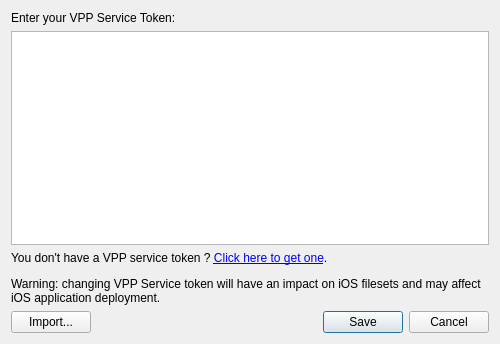
The window that FWAdminLib/vppv2/VPPServiceTokenDlg.ui (fw-dev/translations) describes before a commit, drawn with Qt 5.
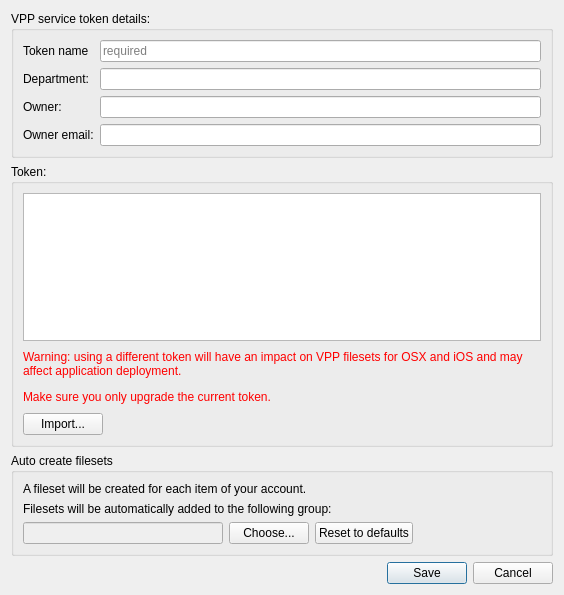
The same window after the commit. Custom widgets are drawn as their Qt base class.

What changed in the file:
```diff
--- a/FWAdminLib/vppv2/VPPServiceTokenDlg.ui
+++ b/FWAdminLib/vppv2/VPPServiceTokenDlg.ui
@@ -6,45 +6,248 @@
    <rect>
     <x>0</x>
     <y>0</y>
-    <width>500</width>
-    <height>344</height>
+    <width>564</width>
+    <height>595</height>
    </rect>
   </property>
-  <property name="sizePolicy">
-   <sizepolicy hsizetype="Fixed" vsizetype="Fixed">
-    <horstretch>0</horstretch>
-    <verstretch>0</verstretch>
-   </sizepolicy>
-  </property>
-  <property name="minimumSize">
-   <size>
-    <width>500</width>
-    <height>0</height>
-   </size>
-  </property>
   <property name="windowTitle">
    <string>VPP Service Token</string>
   </property>
-  <layout class="QVBoxLayout" name="verticalLayout_2">
-   <item>
-    <widget class="QLabel" name="label">
-     <property name="text">
-      <string>Enter your VPP Service Token:</string>
-     </property>
-    </widget>
-   </item>
+  <layout class="QVBoxLayout" name="verticalLayout_5">
    <item>
     <widget class="QStackedWidget" name="stack">
      <property name="currentIndex">
       <number>0</number>
      </property>
-     <widget class="QWidget" name="pageToken">
-      <layout class="QGridLayout" name="gridLayout_4">
-       <property name="margin">
+     <widget class="QWidget" name="pageDetails">
+      <layout class="QVBoxLayout" name="verticalLayout_4">
+       <property name="leftMargin">
         <number>0</number>
        </property>
-       <item row="0" column="0">
-        <widget class="QPlainTextEdit" name="token"/>
+       <property name="topMargin">
+        <number>0</number>
+       </property>
+       <property name="rightMargin">
+        <number>0</number>
+       </property>
+       <property name="bottomMargin">
+        <number>0</number>
+       </property>
+       <item>
+        <widget class="QGroupBox" name="groupBox">
+         <property name="title">
+          <string>VPP service token details:</string>
+         </property>
+         <layout class="QFormLayout" name="formLayout_2">
+          <item row="0" column="0">
+           <widget class="QLabel" name="label_3">
+            <property name="text">
+             <string>Token name</string>
+            </property>
+           </widget>
+          </item>
+          <item row="0" column="1">
+           <widget class="QLineEdit" name="tokenNameLineEdit">
+            <property name="minimumSize">
+             <size>
+              <width>200</width>
+              <height>0</height>
+             </size>
+            </property>
+            <property name="placeholderText">
+             <string>required</string>
+            </property>
+           </widget>
+          </item>
+          <item row="1" column="0">
+           <widget class="QLabel" name="departmentLabel">
+            <property name="text">
+             <string>Department:</string>
+            </property>
+           </widget>
+          </item>
+          <item row="1" column="1">
+           <widget class="QLineEdit" name="departmentLineEdit">
+            <property name="minimumSize">
+             <size>
+              <width>200</width>
+              <height>0</height>
+             </size>
+            </property>
+           </widget>
+          </item>
+          <item row="2" column="0">
+           <widget class="QLabel" name="ownerLabel">
+            <property name="text">
+             <string>Owner:</string>
+            </property>
+           </widget>
+          </item>
+          <item row="2" column="1">
+           <widget class="QLineEdit" name="ownerLineEdit">
+            <property name="minimumSize">
+             <size>
+              <width>200</width>
+              <height>0</height>
+             </size>
+            </property>
+           </widget>
+          </item>
+          <item row="3" column="0">
+           <widget class="QLabel" name="ownerEmailLabel">
+            <property name="text">
+             <string>Owner email:</string>
+            </property>
+           </widget>
+          </item>
+          <item row="3" column="1">
+           <widget class="QLineEdit" name="ownerEmailLineEdit">
+            <property name="minimumSize">
+             <size>
+              <width>200</width>
+              <height>0</height>
+             </size>
+            </property>
+           </widget>
+          </item>
+         </layout>
+         <zorder>ownerEmailLineEdit</zorder>
+         <zorder>tokenNameLineEdit</zorder>
+         <zorder>ownerEmailLabel</zorder>
+         <zorder>departmentLabel</zorder>
+         <zorder>label_3</zorder>
+         <zorder>ownerLabel</zorder>
+         <zorder>ownerLineEdit</zorder>
+         <zorder>departmentLineEdit</zorder>
+        </widget>
+       </item>
+       <item>
+        <widget class="QGroupBox" name="groupBox_2">
+         <property name="title">
+          <string>Token:</string>
+         </property>
+         <layout class="QGridLayout" name="gridLayout">
+          <item row="2" column="0">
+           <widget class="QPushButton" name="importFile">
+            <property name="text">
+             <string>Import...</string>
+            </property>
+           </widget>
+          </item>
+          <item row="2" column="1">
+           <layout class="QHBoxLayout" name="horizontalLayout_3">
+            <property name="leftMargin">
+             <number>0</number>
+            </property>
+            <item>
+             <spacer name="horizontalSpacer_4">
+              <property name="orientation">
+               <enum>Qt::Horizontal</enum>
+              </property>
+              <property name="sizeHint" stdset="0">
+               <size>
+                <width>40</width>
+                <height>20</height>
+               </size>
+              </property>
+             </spacer>
+            </item>
+           </layout>
+          </item>
+          <item row="1" column="0" colspan="2">
+           <widget class="QLabel" name="warningLabel">
+            <property name="minimumSize">
+             <size>
+              <width>0</width>
+              <height>60</height>
+             </size>
+            </property>
+            <property name="text">
+             <string>&lt;html&gt;&lt;head/&gt;&lt;body&gt;&lt;p&gt;&lt;span style=&quot; color:#ff0000;&quot;&gt;Warning: using a different token will have an impact on VPP filesets for OSX and iOS and may affect application deployment.&lt;/span&gt;&lt;/p&gt;&lt;p&gt;&lt;span style=&quot; color:#ff0000;&quot;&gt;Make sure you only upgrade the current token.&lt;/span&gt;&lt;/p&gt;&lt;/body&gt;&lt;/html&gt;</string>
+            </property>
+            <property name="wordWrap">
+             <bool>true</bool>
+            </property>
+           </widget>
+          </item>
+          <item row="0" column="0" colspan="2">
+           <widget class="QPlainTextEdit" name="token"/>
+          </item>
+         </layout>
+        </widget>
+       </item>
+       <item>
+        <widget class="QGroupBox" name="groupBox_3">
+         <property name="title">
+          <string>Auto create filesets</string>
+         </property>
+         <layout class="QVBoxLayout" name="verticalLayout_3">
+          <item>
+           <widget class="QLabel" name="label">
+            <property name="text">
+             <string>A fileset will be created for each item of your account.</string>
+            </property>
+           </widget>
+          </item>
+          <item>
+           <widget class="QLabel" name="label_2">
+            <property name="text">
+             <string>Filesets will be automatically added to the following group:</string>
+            </property>
+           </widget>
+          </item>
+          <item>
+           <layout class="QHBoxLayout" name="horizontalLayout">
+            <item>
+             <widget class="QLineEdit" name="autoFsCreateGroup">
+              <property name="enabled">
+               <bool>false</bool>
+              </property>
+              <property name="sizePolicy">
+               <sizepolicy hsizetype="Preferred" vsizetype="Fixed">
+                <horstretch>0</horstretch>
+                <verstretch>0</verstretch>
+               </sizepolicy>
+              </property>
+              <property name="minimumSize">
+               <size>
+                <width>200</width>
+                <height>0</height>
+               </size>
+              </property>
+             </widget>
+            </item>
+            <item>
+             <widget class="QPushButton" name="changeAutoFsCreateGroup">
+              <property name="text">
+               <string>Choose...</string>
+              </property>
+             </widget>
+            </item>
+            <item>
+             <widget class="QPushButton" name="reset">
+              <property name="text">
+               <string>Reset to defaults</string>
+              </property>
+             </widget>
+            </item>
+            <item>
+             <spacer name="horizontalSpacer_5">
+              <property name="orientation">
+               <enum>Qt::Horizontal</enum>
+              </property>
+              <property name="sizeHint" stdset="0">
+               <size>
+                <width>40</width>
+                <height>20</height>
+               </size>
+              </property>
+             </spacer>
+            </item>
+           </layout>
+          </item>
+         </layout>
+        </widget>
        </item>
       </layout>
      </widget>
@@ -124,49 +327,15 @@
     </widget>
    </item>
    <item>
-    <widget class="QLabel" name="label_2">
-     <property name="text">
-      <string>&lt;html&gt;&lt;head/&gt;&lt;body&gt;&lt;p&gt;You don't have a VPP service token ? &lt;a href=&quot;https://vpp.itunes.apple.com&quot;&gt;&lt;span style=&quot; text-decoration: underline; color:#0000ff;&quot;&gt;Click here to get one&lt;/span&gt;&lt;/a&gt;.&lt;/p&gt;&lt;p&gt;Warning: changing VPP Service token will have an impact on iOS filesets and may affect iOS application deployment.&lt;/p&gt;&lt;/body&gt;&lt;/html&gt;</string>
+    <widget class="QDialogButtonBox" name="buttonBox">
+     <property name="orientation">
+      <enum>Qt::Horizontal</enum>
      </property>
-     <property name="wordWrap">
-      <bool>true</bool>
+     <property name="standardButtons">
+      <set>QDialogButtonBox::Cancel|QDialogButtonBox::Save</set>
      </property>
     </widget>
    </item>
-   <item>
-    <layout class="QHBoxLayout" name="horizontalLayout">
-     <item>
-      <widget class="QPushButton" name="importFile">
-       <property name="text">
-        <string>Import...</string>
-       </property>
-      </widget>
-     </item>
-     <item>
-      <spacer name="horizontalSpacer">
-       <property name="orientation">
-        <enum>Qt::Horizontal</enum>
-       </property>
-       <property name="sizeHint" stdset="0">
-        <size>
-         <width>40</width>
-         <height>20</height>
-        </size>
-       </property>
-      </spacer>
-     </item>
-     <item>
-      <widget class="QDialogButtonBox" name="buttonBox">
-       <property name="orientation">
-        <enum>Qt::Horizontal</enum>
-       </property>
-       <property name="standardButtons">
-        <set>QDialogButtonBox::Cancel|QDialogButtonBox::Save</set>
-       </property>
-      </widget>
-     </item>
-    </layout>
-   </item>
   </layout>
  </widget>
  <customwidgets>
```
Left out of the diff: 87 changed lines with no effect on the pictures.
